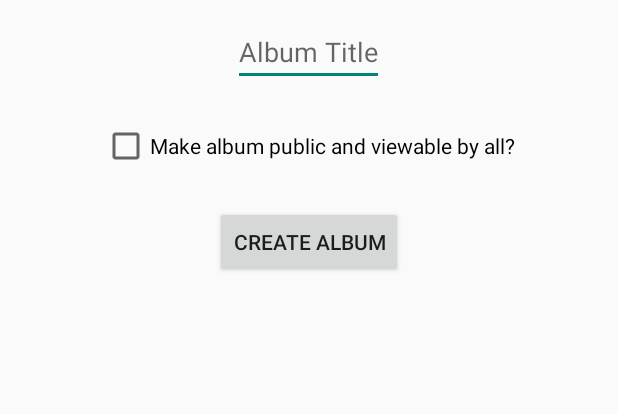
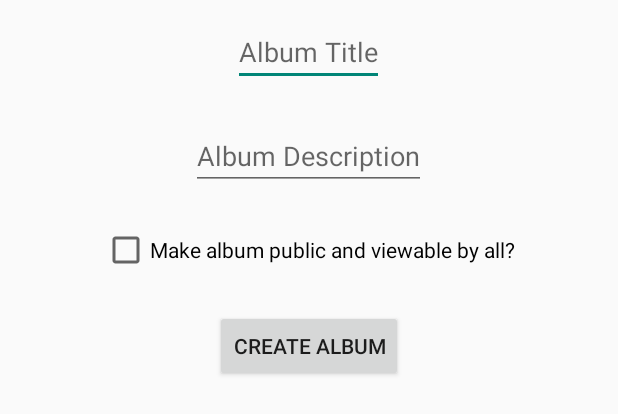
Before and after one commit to rehfeldchris/cmpe277, an Android app: the layout layout_fragment_create_album.xml on its own in the app's theme, with its tools: preview values and no code run, on a phone screen of 412 x 824 dp. Shown: the top 414 px of the screen. Run offline under Robolectric (Android 15) with nearby library versions, the phone set to English and light mode, and no system bars.

```diff
--- a/android/app/src/main/res/layout/layout_fragment_create_album.xml
+++ b/android/app/src/main/res/layout/layout_fragment_create_album.xml
@@ -3,7 +3,6 @@
     android:orientation="vertical"
     android:layout_width="match_parent"
     android:layout_height="match_parent"
-    android:id="@+id/layout_fragment_create_album"
     >
 
 
@@ -19,6 +18,16 @@
             android:layout_width="wrap_content"
             android:layout_height="wrap_content"
             android:hint="@string/txt_album_title"
+            android:inputType="text"
+            android:layout_gravity="center_horizontal"
+            android:layout_margin="12dp"
+            />
+
+        <EditText
+            android:id="@+id/album_description_input"
+            android:layout_width="wrap_content"
+            android:layout_height="wrap_content"
+            android:hint="@string/txt_album_description"
             android:inputType="text"
             android:layout_gravity="center_horizontal"
             android:layout_margin="12dp"
--- a/android/app/src/main/res/values/strings.xml
+++ b/android/app/src/main/res/values/strings.xml
@@ -14,7 +14,10 @@
     <string name="txt_connection_total"># Connections</string>
     <string name="btn_profile_edit">Edit your profile</string>
     <string name="txt_album_title">Album Title</string>
+    <string name="txt_album_description">Album Description</string>
     <string name="txt_create_album">Create Album</string>
+
+    <string name="api_host">http://localhost:80/</string>
 
     <string name="facebook_login_successful">Facebook login successful.</string>
     <string name="facebook_login_cancelled">Facebook login cancelled.</string>
```
Also changed, not shown: android/app/src/main/java/edu/cmpe277/teamgoat/photoapp/EditAlbumFragment.java (+51 -2 lines), android/app/src/main/java/edu/cmpe277/teamgoat/photoapp/TestFragmentActivity.java (added, +14 -0 lines), android/app/src/main/res/layout/layout_fragment_test.xml (added, +15 -0 lines).
